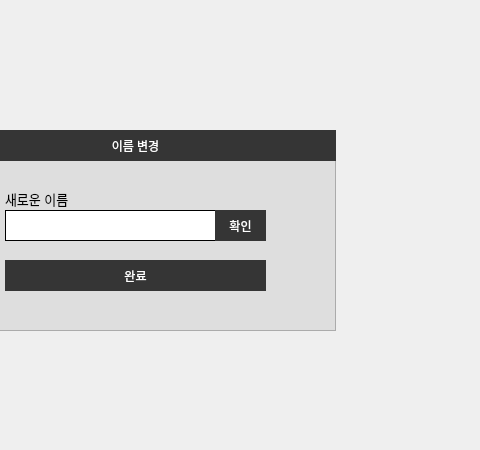
Old version of the form change_name.ui in the repository EUI-s-bookstore/bookstore; both pictures show x 235 to 715 and y 0 to 450 of the 800 by 450 pixel window.
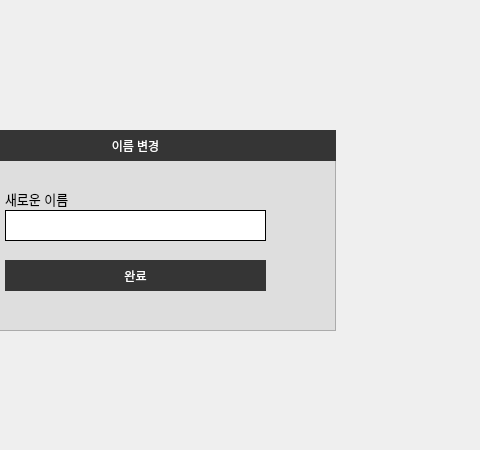
New version of the form. Icons and pictures are not drawn.

The edit to the form file:
```diff
--- a/change_name.ui
+++ b/change_name.ui
@@ -62,39 +62,6 @@
     <string>완료</string>
    </property>
   </widget>
-  <widget class="QPushButton" name="new_name_Btn">
-   <property name="geometry">
-    <rect>
-     <x>450</x>
-     <y>210</y>
-     <width>51</width>
-     <height>31</height>
-    </rect>
-   </property>
-   <property name="font">
-    <font>
-     <family>Arial</family>
-     <weight>50</weight>
-     <bold>false</bold>
-    </font>
-   </property>
-   <property name="styleSheet">
-    <string notr="true">QPushButton{
-border:1px solid #353535;
-background-color:#353535;
-color:#fff;
-}
-
-QPushButton:hover{
-background-color:#fff;
-color:#353535;
-}
-</string>
-   </property>
-   <property name="text">
-    <string>확인</string>
-   </property>
-  </widget>
   <widget class="QLineEdit" name="new_name">
    <property name="geometry">
     <rect>
```
Left out of the diff: 1 changed line with no effect on the pictures.
